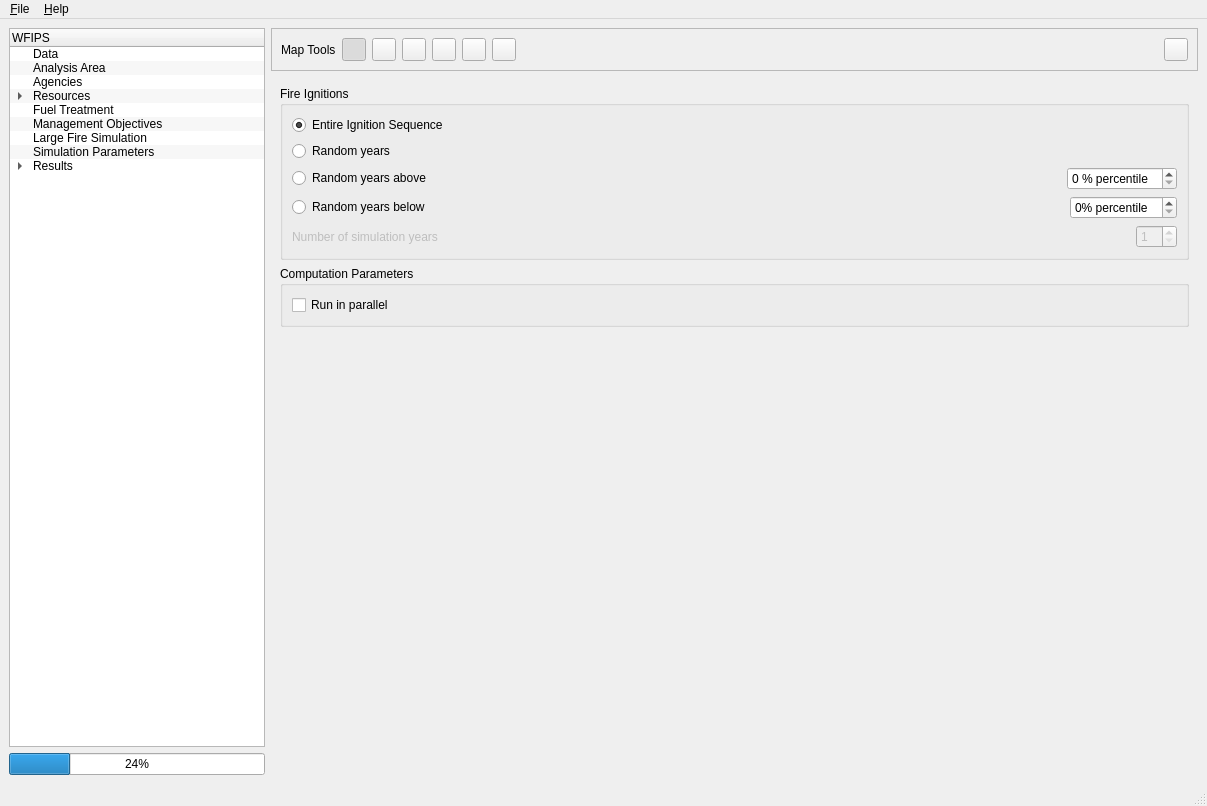
firelab/wfips, file irs/src/gui/wfipsmainwindow.ui: the form before one commit.
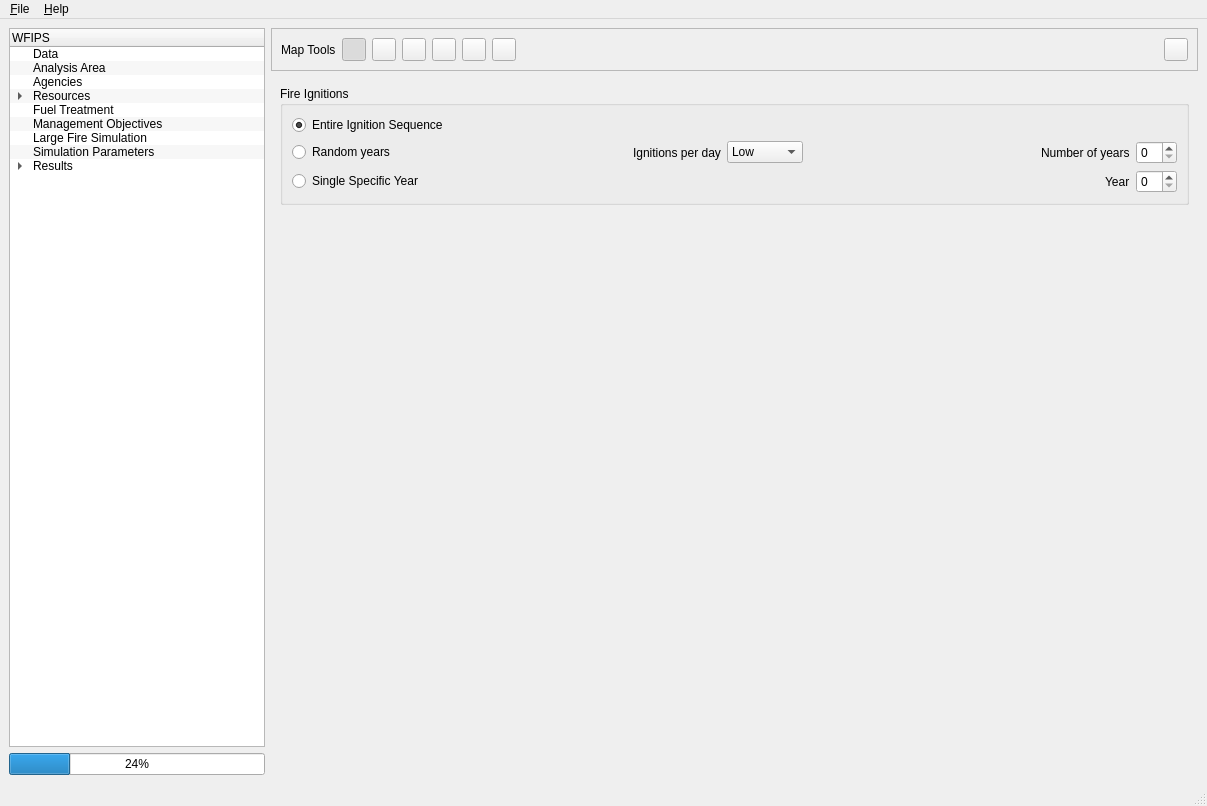
The form after the commit. The open tabs and pages were chosen to show the change.

Commit message: redo fig seleciton, #19

What changed in the file:
```diff
--- a/irs/src/gui/wfipsmainwindow.ui
+++ b/irs/src/gui/wfipsmainwindow.ui
@@ -1587,19 +1587,12 @@
                </property>
               </widget>
              </item>
-             <item>
-              <widget class="QRadioButton" name="figRandomRadioButton">
-               <property name="text">
-                <string>Random years</string>
-               </property>
-              </widget>
-             </item>
              <item>
               <layout class="QHBoxLayout" name="horizontalLayout_6">
                <item>
                 <widget class="QRadioButton" name="figHighPercRadioButton">
                  <property name="text">
-                  <string>Random years above</string>
+                  <string>Random years</string>
                  </property>
                 </widget>
                </item>
@@ -1617,15 +1610,59 @@
                 </spacer>
                </item>
                <item>
-                <widget class="QSpinBox" name="figHighPercSpinBox">
-                 <property name="accelerated">
-                  <bool>true</bool>
+                <widget class="QLabel" name="label_9">
+                 <property name="text">
+                  <string>Ignitions per day</string>
                  </property>
-                 <property name="suffix">
-                  <string> % percentile</string>
+                </widget>
+               </item>
+               <item>
+                <widget class="QComboBox" name="randomIgnPerDayComboBox">
+                 <item>
+                  <property name="text">
+                   <string>Low</string>
+                  </property>
+                 </item>
+                 <item>
+                  <property name="text">
+                   <string>Average</string>
+                  </property>
+                 </item>
+                 <item>
+                  <property name="text">
+                   <string>High</string>
+                  </property>
+                 </item>
+                 <item>
+                  <property name="text">
+                   <string>Any</string>
+                  </property>
+                 </item>
+                </widget>
+               </item>
+               <item>
+                <spacer name="horizontalSpacer_8">
+                 <property name="orientation">
+                  <enum>Qt::Horizontal</enum>
                  </property>
+                 <property name="sizeHint" stdset="0">
+                  <size>
+                   <width>40</width>
+                   <height>20</height>
+                  </size>
+                 </property>
+                </spacer>
+               </item>
+               <item>
+                <widget class="QLabel" name="label_13">
+                 <property name="text">
+                  <string>Number of years</string>
+                 </property>
                 </widget>
                </item>
+               <item>
+                <widget class="QSpinBox" name="randomYearsSpinBox"/>
+               </item>
               </layout>
              </item>
              <item>
@@ -1633,7 +1670,7 @@
                <item>
                 <widget class="QRadioButton" name="figLowPercRadioButton">
                  <property name="text">
-                  <string>Random years below</string>
+                  <string>Single Specific Year</string>
                  </property>
                 </widget>
                </item>
@@ -1651,58 +1688,22 @@
                 </spacer>
                </item>
                <item>
-                <widget class="QSpinBox" name="figLowPercSpinBox">
-                 <property name="accelerated">
-                  <bool>true</bool>
-                 </property>
-                 <property name="suffix">
-                  <string>% percentile</string>
-                 </property>
-                </widget>
-               </item>
-              </layout>
-             </item>
-             <item>
-              <layout class="QHBoxLayout" name="horizontalLayout_3">
-               <item>
-                <widget class="QLabel" name="figYearCountLabel">
-                 <property name="enabled">
-                  <bool>false</bool>
-                 </property>
+                <widget class="QLabel" name="label_16">
                  <property name="text">
-                  <string>Number of simulation years</string>
+                  <string>Year</string>
                  </property>
                 </widget>
                </item>
                <item>
-                <spacer name="horizontalSpacer_3">
-                 <property name="orientation">
-                  <enum>Qt::Horizontal</enum>
-                 </property>
-                 <property name="sizeHint" stdset="0">
-                  <size>
-                   <width>40</width>
-                   <height>20</height>
-                  </size>
-                 </property>
-                </spacer>
-               </item>
-               <item>
-                <widget class="QSpinBox" name="figYearCountRadioButton">
-                 <property name="enabled">
-                  <bool>false</bool>
-                 </property>
+                <widget class="QSpinBox" name="singleYearSpinBox">
                  <property name="accelerated">
                   <bool>true</bool>
                  </property>
                  <property name="suffix">
                   <string/>
                  </property>
-                 <property name="minimum">
-                  <number>1</number>
-                 </property>
-                 <property name="maximum">
-                  <number>26</number>
+                 <property name="value">
+                  <number>0</number>
                  </property>
                 </widget>
                </item>
@@ -1711,22 +1712,6 @@
             </layout>
            </widget>
           </item>
-          <item>
-           <widget class="QGroupBox" name="groupBox_4">
-            <property name="title">
-             <string>Computation Parameters</string>
-            </property>
-            <layout class="QVBoxLayout" name="verticalLayout_19">
-             <item>
-              <widget class="QCheckBox" name="checkBox">
-               <property name="text">
-                <string>Run in parallel</string>
-               </property>
-              </widget>
-             </item>
-            </layout>
-           </widget>
-          </item>
           <item>
            <spacer name="verticalSpacer_6">
             <property name="orientation">
```
Left out of the diff: 38 changed lines with no effect on the pictures.
